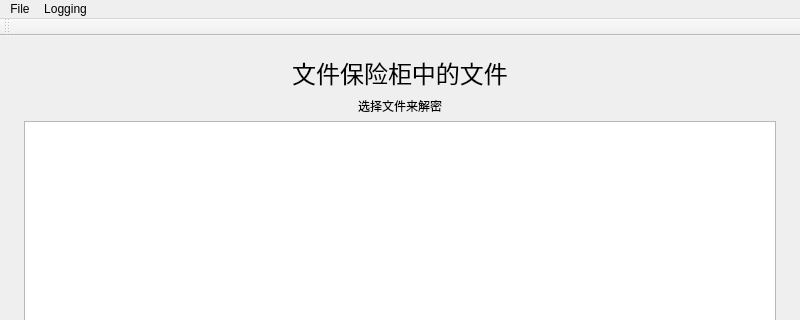
First picture: the form in UI/main_window.ui, repository NemoYuan2008/File-Vault, before the edit; both pictures show x 0 to 800 and y 0 to 320 of the 800 by 600 pixel window.
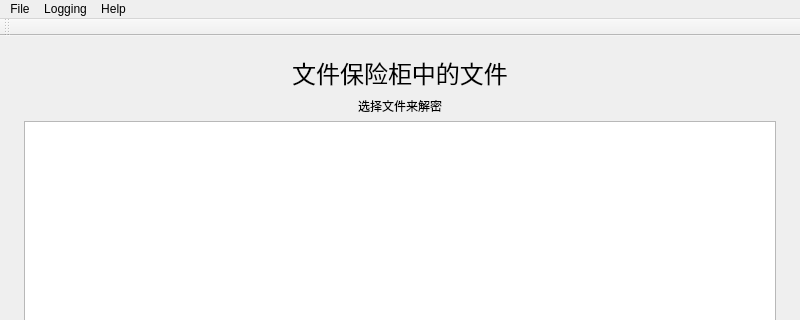
Second picture: the form after the edit.

What changed in the file:
```diff
--- a/UI/main_window.ui
+++ b/UI/main_window.ui
@@ -140,8 +140,15 @@
     <addaction name="actionOpen_the_log"/>
     <addaction name="actionClear_the_log"/>
    </widget>
+   <widget class="QMenu" name="menuHelp">
+    <property name="title">
+     <string>Help</string>
+    </property>
+    <addaction name="actionAbout"/>
+   </widget>
    <addaction name="menu"/>
    <addaction name="menuLogging"/>
+   <addaction name="menuHelp"/>
   </widget>
   <widget class="QStatusBar" name="statusbar"/>
   <widget class="QToolBar" name="toolBar">
```
Left out of the diff: 5 changed lines with no effect on the pictures.
